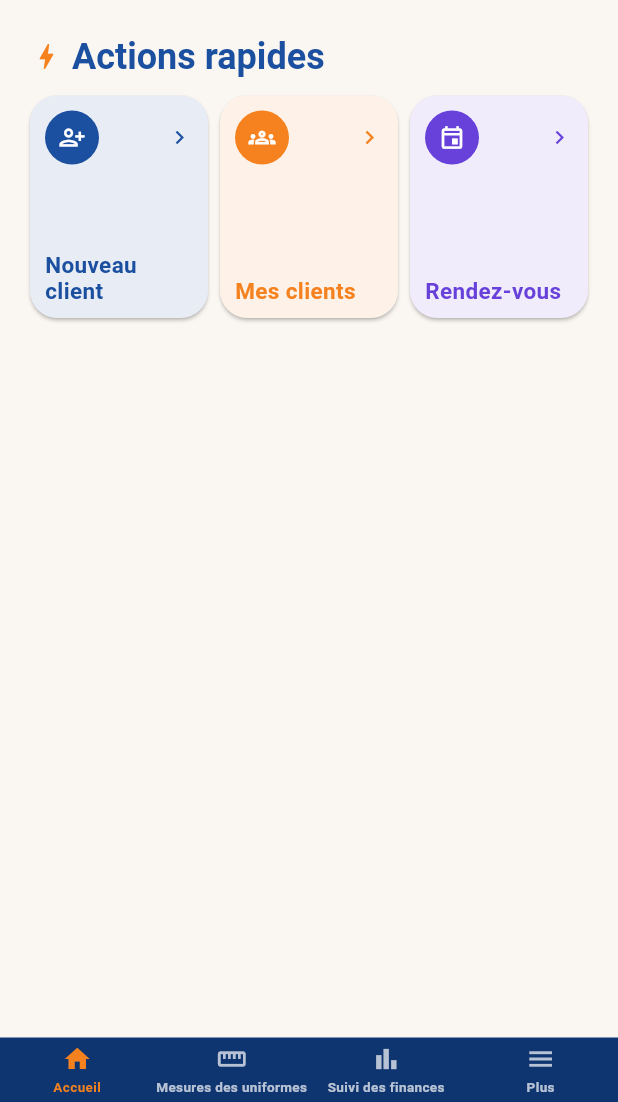
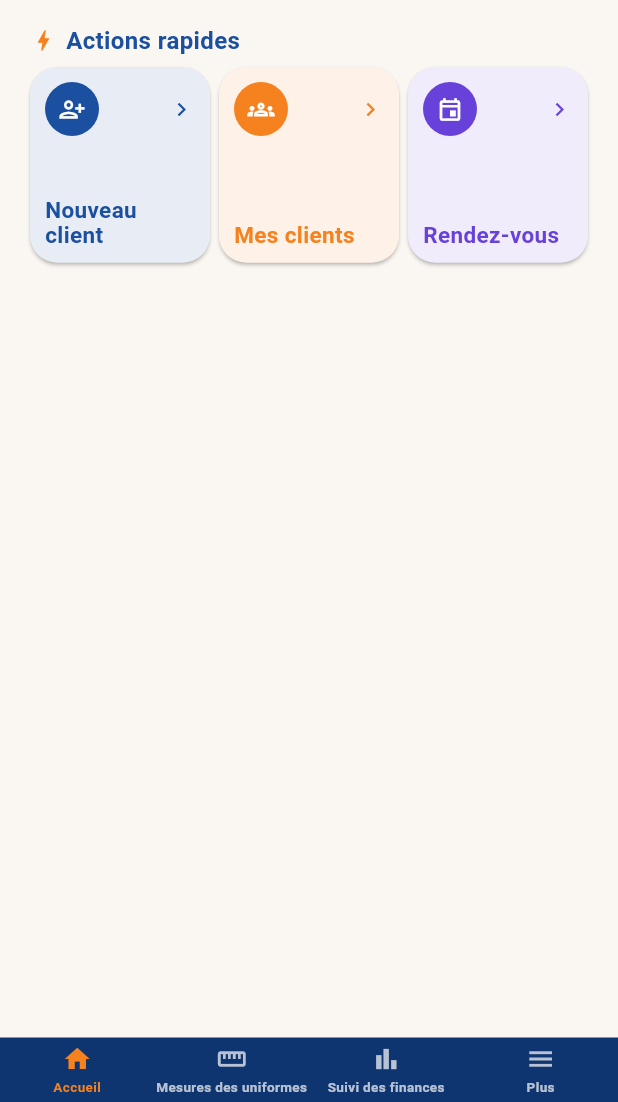
Before and after one commit to ouattaradanou-debug/forevercare-ai, a Flutter app: the screen it shows once a user with an empty profile is signed in, on a phone screen of 412 x 824 dp, the part 134-1236 px from its top. Run offline on Flutter 3.47's test engine with Material 3 defaults, Android fonts, the phone set to English and light mode, and no system bars; our stand-ins replace audioplayers, cached_network_image, connectivity_plus, drift, flutter_contacts, flutter_image_compress and 16 more; missing offline and left inert: record; accounts and stored records are empty; generated files the repository leaves out were written again.

Commit message:
Compacte encore l'accueil pour que "Aujourd'hui" soit visible sans défiler
Titres "Actions rapides"/"Aujourd'hui" en police plus petite, grille
d'actions moins haute (aspect ratio 0.8→0.92, espacements réduits),
marges et séparateur resserrés. Le texte des cartes d'actions reste
protégé contre tout débordement (maxLines + ellipsis déjà en place).

Co-Authored-By: Claude Sonnet 5 <noreply@anthropic.com>
Claude-Session: https://claude.ai/code/session_01HPRTXPCgGzxUX9YW2QHUsa

```diff
--- a/atelier_plus/lib/features/auth/presentation/ecran_accueil_provisoire.dart
+++ b/atelier_plus/lib/features/auth/presentation/ecran_accueil_provisoire.dart
@@ -117,33 +117,34 @@ class _EcranAccueilProvisoireState extends ConsumerState<EcranAccueilProvisoire>
                 tachesEnAttente: tachesEnAttente,
               ),
               Padding(
-                padding: const EdgeInsets.fromLTRB(20, 16, 20, 16),
+                padding: const EdgeInsets.fromLTRB(20, 12, 20, 12),
                 child: Column(
                   crossAxisAlignment: CrossAxisAlignment.stretch,
                   children: [
                     const _CarteEssai(),
-                    const SizedBox(height: 6),
+                    const SizedBox(height: 4),
                     Row(
-                      children: [
-                        const Icon(Icons.bolt, color: _CouleursAccueil.carteEssaiIcone, size: 22),
-                        const SizedBox(width: 6),
+                      children: const [
+                        Icon(Icons.bolt, color: _CouleursAccueil.carteEssaiIcone, size: 18),
+                        SizedBox(width: 6),
                         Text(
                           'Actions rapides',
-                          style: Theme.of(context).textTheme.headlineSmall?.copyWith(
+                          style: TextStyle(
+                            fontSize: 16,
                             fontWeight: FontWeight.bold,
                             color: _CouleursAccueil.enteteHaut,
                           ),
                         ),
                       ],
                     ),
-                    const SizedBox(height: 10),
+                    const SizedBox(height: 6),
                     GridView.count(
                       shrinkWrap: true,
                       physics: const NeverScrollableScrollPhysics(),
                       crossAxisCount: 3,
-                      mainAxisSpacing: 8,
-                      crossAxisSpacing: 8,
-                      childAspectRatio: 0.8,
+                      mainAxisSpacing: 6,
+                      crossAxisSpacing: 6,
+                      childAspectRatio: 0.92,
                       children: [
                         _CarteAction(
                           icone: Icons.person_add_alt_1_outlined,
@@ -187,23 +188,24 @@ class _EcranAccueilProvisoireState extends ConsumerState<EcranAccueilProvisoire>
                       ],
                     ),
                     if (estProprietaire) ...[
-                      const SizedBox(height: 14),
-                      const Divider(color: Color(0xFFDDD3C8)),
-                      const SizedBox(height: 10),
+                      const SizedBox(height: 8),
+                      const Divider(color: Color(0xFFDDD3C8), height: 1),
+                      const SizedBox(height: 8),
                       Row(
-                        children: [
-                          const Icon(Icons.calendar_month, color: _CouleursAccueil.enteteHaut, size: 22),
-                          const SizedBox(width: 6),
+                        children: const [
+                          Icon(Icons.calendar_month, color: _CouleursAccueil.enteteHaut, size: 18),
+                          SizedBox(width: 6),
                           Text(
                             'Aujourd\'hui',
-                            style: Theme.of(context).textTheme.headlineSmall?.copyWith(
+                            style: TextStyle(
+                              fontSize: 16,
                               fontWeight: FontWeight.bold,
                               color: _CouleursAccueil.enteteHaut,
                             ),
                           ),
                         ],
                       ),
-                      const SizedBox(height: 10),
+                      const SizedBox(height: 6),
                       const _SectionAujourdhui(),
                     ] else if (enResolution) ...[
                       const SizedBox(height: 14),
@@ -514,7 +516,7 @@ class _SectionAujourdhui extends ConsumerWidget {
             color: const Color(0xFFE3EAF7),
             borderRadius: BorderRadius.circular(20),
           ),
-          padding: const EdgeInsets.all(14),
+          padding: const EdgeInsets.all(10),
           child: IntrinsicHeight(
             // Nécessaire pour que les 3 cartes ci-dessous (tailles de
             // contenu différentes) s'étirent correctement à la même
```
Lines whose indentation alone changed are shown as unchanged.
